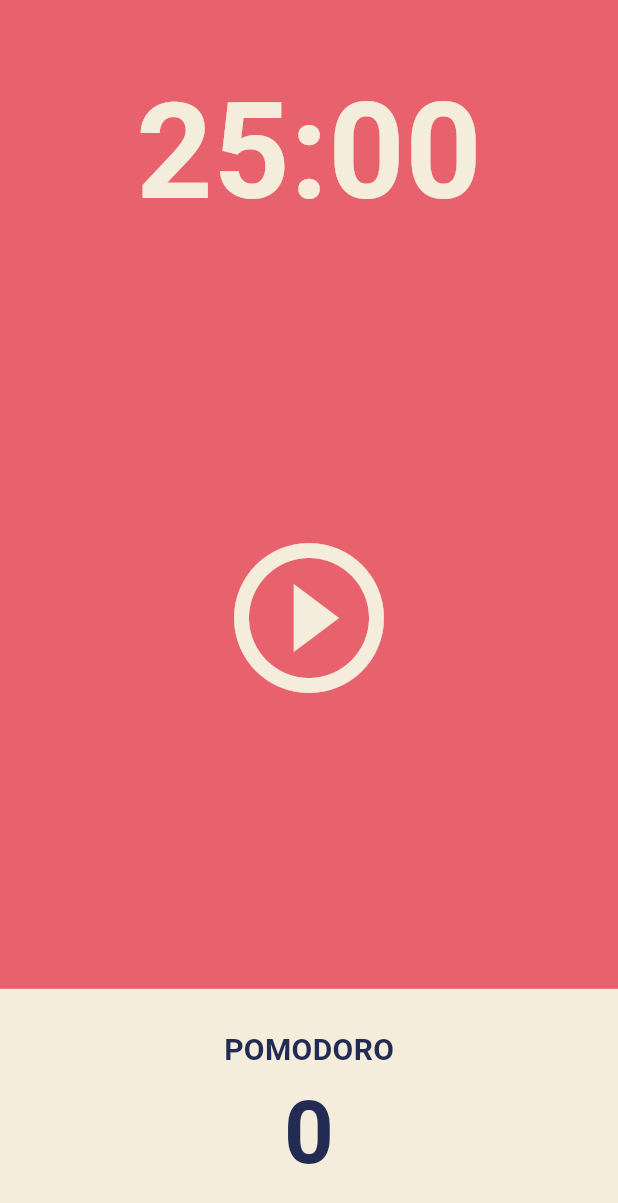
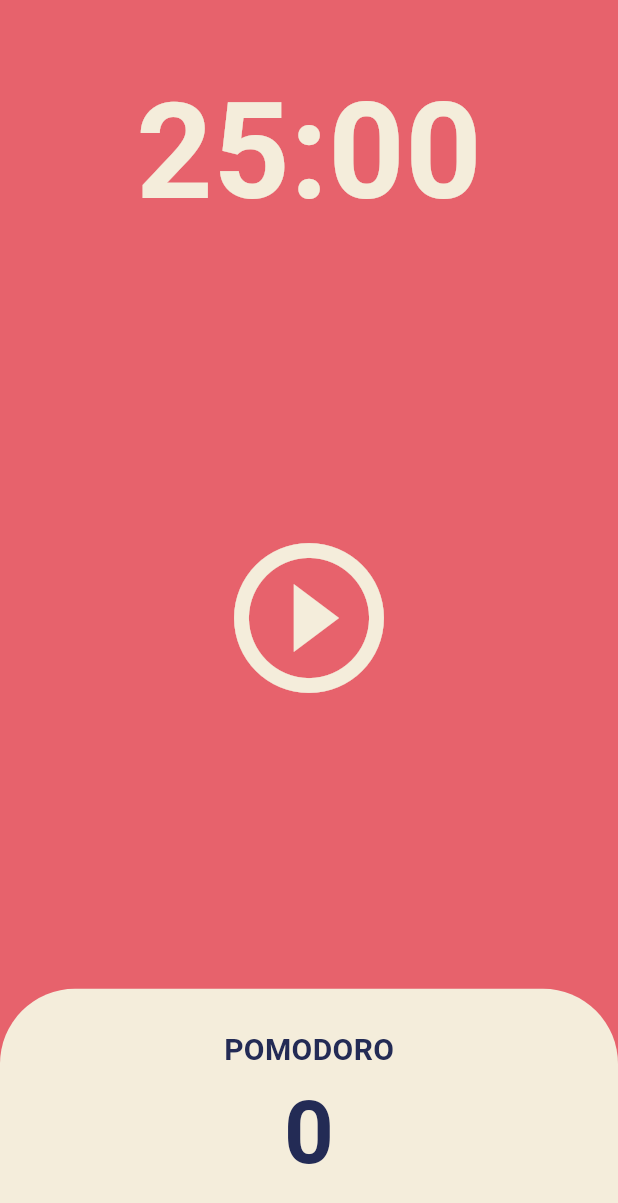
Before and after one commit to Sauvi9non/Nomad_pomodoro, a Flutter app: the screen it shows after launch, on a phone screen of 412 x 824 dp. Shown: the top 1203 px of the screen. Run offline on Flutter 3.47's test engine with Material 3 defaults, Android fonts, the phone set to English and light mode, and no system bars.

Commit message:
[FIX] home_screen UI 하단 박스에 borderRadius 추가

```diff
--- a/nomad_pomodoro/lib/screens/home_screen.dart
+++ b/nomad_pomodoro/lib/screens/home_screen.dart
@@ -52,6 +52,9 @@ class _HomeScreenState extends State<HomeScreen> {
                   child: Container(
                     decoration: BoxDecoration(
                       color: Theme.of(context).cardColor,
+                      borderRadius: BorderRadius.only(
+                          topLeft: Radius.circular(50),
+                          topRight: Radius.circular(50)),
                     ),
                     child: Column(
                       mainAxisAlignment: MainAxisAlignment.center,
```
